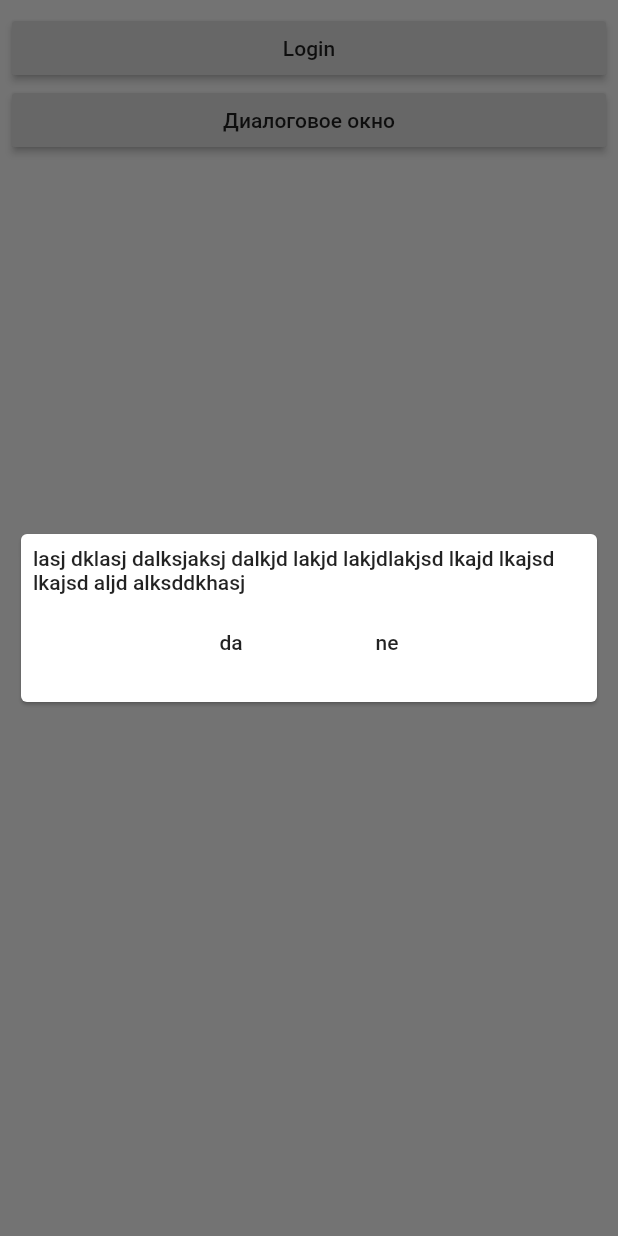
After one commit to petyaas/eclipse_cosmetic, a Flutter app: the Dialog_widget screen opened directly, after a tap on "Диалоговое окно", on a phone screen of 412 x 824 dp. The commit adds this screen. Run offline on Flutter 3.47's test engine with Material 2 defaults, Android fonts, the phone set to English and light mode, and no system bars; our stand-ins replace email_validator.

Commit message:
Add font

```diff
--- a/lib/main.dart
+++ b/lib/main.dart
@@ -1,4 +1,6 @@
-import 'package:eclipse_cosmetic/pages/recoverpass.dart';
+
+
+import 'package:eclipse_cosmetic/pages/dialog_page.dart';
 
 import './pages/login.dart';
 import 'package:flutter/material.dart';
@@ -41,11 +43,11 @@ class MyHomePage extends StatelessWidget {
                   }
               ),
               RaisedButton(
-                  child: Text('Восстановление пароля'),
+                  child: Text('Диалоговое окно'),
                   onPressed: (){
                     Navigator.push(
                       context,
-                      MaterialPageRoute(builder: (context) => Recoverpass()),
+                     MaterialPageRoute(builder: (context) => Dialog_widget()),
                     );
                   }
               ),
--- /dev/null
+++ b/lib/pages/dialog_page.dart
@@ -0,0 +1,39 @@
+import 'package:eclipse_cosmetic/widgets/alert_widget.dart';
+import 'package:flutter/material.dart';
+
+class Dialog_widget extends StatefulWidget {
+  @override
+  _Dialog_widgetState createState() => _Dialog_widgetState();
+}
+
+class _Dialog_widgetState extends State<Dialog_widget> {
+  @override
+  Widget build(BuildContext context) {
+    return SafeArea(
+      child: Scaffold(
+        body: ListView(
+          padding: EdgeInsets.all(8),
+          children: <Widget>[
+            RaisedButton(child: Text('Login'), onPressed: () {}),
+            RaisedButton(
+                child: Text('Диалоговое окно'),
+                onPressed: () {
+                  showDialog(
+                    context: context,
+                    builder: (context) => Alert_widget(
+                      alert_text: 'lasj dklasj dalksjaksj dalkjd lakjd lakjdlakjsd lkajd lkajsd lkajsd aljd alksddkhasj',
+                      onaccept: () {
+                        Navigator.pop(context);
+                      },
+                      ondeny: () {
+                        Navigator.pop(context);
+                      },
+                    ),
+                  );
+                }),
+          ],
+        ),
+      ),
+    );
+  }
+}
--- /dev/null
+++ b/lib/widgets/alert_widget.dart
@@ -0,0 +1,48 @@
+import 'package:flutter/material.dart';
+class Alert_widget extends StatelessWidget {
+  final String alert_text;
+  final Function onaccept;
+  final Function ondeny;
+
+  const Alert_widget({Key key, this.alert_text, this.onaccept, this.ondeny}) : super(key: key);
+
+  @override
+  Widget build(BuildContext context) {
+    return Center(
+        child:Container(
+          padding: EdgeInsets.all(10),
+          child: Card(child: Padding(
+            padding: const EdgeInsets.all(8.0),
+            child: Column(
+              mainAxisSize: MainAxisSize.min,
+              children: <Widget>[
+                Container(
+                  width: double.infinity,
+                    child: Text(alert_text,
+                  style: TextStyle(fontFamily: 'Roboto',fontSize: 14),textAlign: TextAlign.left,)
+                ),
+                Row(
+                    mainAxisSize: MainAxisSize.max,
+                  mainAxisAlignment: MainAxisAlignment.center,
+                  children: <Widget>[
+                    Padding(
+                      padding: const EdgeInsets.all(8.0),
+                      child: FlatButton(
+                          child: Text('da'),
+                          onPressed: onaccept),
+                    ),
+                    Padding(
+                      padding: const EdgeInsets.all(8.0),
+                      child: FlatButton(
+                          child: Text('ne'),
+                          onPressed: ondeny),
+                    ),
+                  ],
+                )
+              ],
+            ),
+          )),
+        )
+    );
+  }
+}
```
Also changed, not shown: lib/pages/recoverpass.dart (deleted, +0 -81 lines), lib/widgets/alert_dialog.dart (added, +44 -0 lines).
